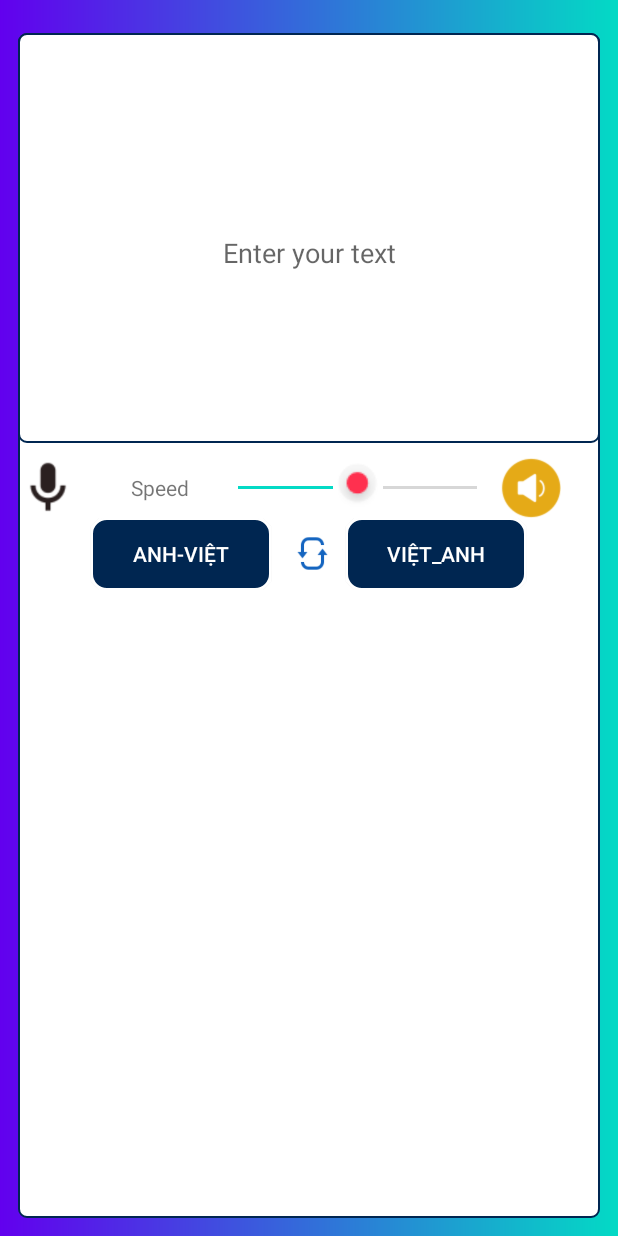
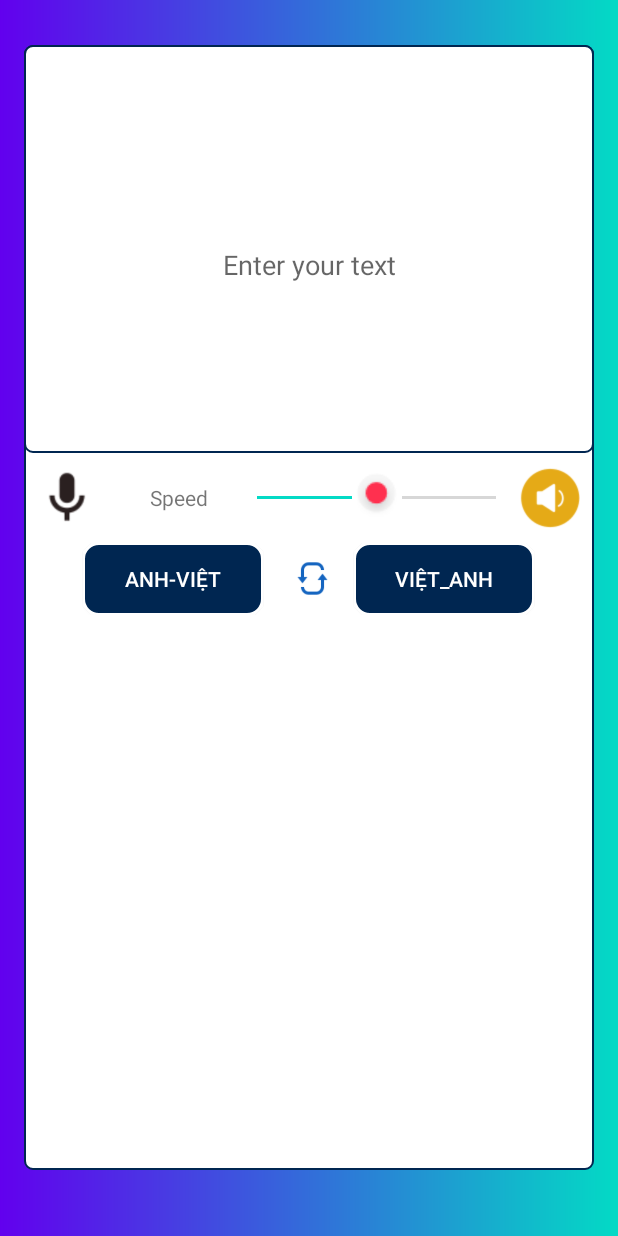
Before and after one commit to khanhtran-5851071033/TTCM_TranQuocKhanh, an Android app: the Translate screen opened directly, with no data from a screen before it, on a phone screen of 412 x 824 dp. Run offline under Robolectric (Android 15) with nearby library versions, the phone set to English and light mode, and no system bars; libraries missing offline, so code that uses them is left out: com.muddzdev.styleabletoastlibrary.

Commit message:
tải lên lần 11

```diff
--- a/app/src/main/java/com/example/dictionaryapp/test.java
+++ b/app/src/main/java/com/example/dictionaryapp/test.java
@@ -36,6 +36,8 @@ public class test extends AppCompatActivity {
     public static final String EXTRA_DIFFICULTY = "extraDifficulty";
     public static final String SHARED_PREFS = "sharedPrefs";
     public static final String KEY_HIGHSCORE = "keyHighscore";
+    Animation animation;
+    ImageView image_ani;
     private TextView textViewHighscore;
     private Spinner spinnerCategory;
     private Spinner spinnerDifficulty;
@@ -48,6 +50,9 @@ public class test extends AppCompatActivity {
         textViewHighscore = findViewById(R.id.text_view_highscore);
         spinnerCategory = findViewById(R.id.spinner_category);
         spinnerDifficulty = findViewById(R.id.spinner_difficulty);
+        image_ani=findViewById(R.id.img_ani);
+        animation=AnimationUtils.loadAnimation(this,R.anim.home_rigth_animation);
+        image_ani.setAnimation(animation);
         loadCategories();
         loadDifficultyLevels();
         loadHighscore();
--- a/app/src/main/java/com/example/dictionaryapp/viewTechnology.java
+++ b/app/src/main/java/com/example/dictionaryapp/viewTechnology.java
@@ -135,7 +135,7 @@ public class viewTechnology extends AppCompatActivity {
             }
         });
         txt_content.setText(themeArrayList.get(i).getContent());
-        txt_total_pages.setText("/"+String.valueOf(themeArrayList.size()));
+        txt_total_pages.setText("/"+themeArrayList.size());
         id=themeArrayList.get(i).getID();
         img_nexxt.setOnClickListener(new View.OnClickListener() {
             @Override
--- a/app/src/main/java/com/example/dictionaryapp/viewTest.java
+++ b/app/src/main/java/com/example/dictionaryapp/viewTest.java
@@ -5,6 +5,7 @@ import androidx.appcompat.app.AppCompatActivity;
 import android.content.Intent;
 import android.content.res.ColorStateList;
 import android.graphics.Color;
+import android.media.MediaPlayer;
 import android.os.Bundle;
 import android.os.CountDownTimer;
 import android.view.View;
@@ -56,6 +57,7 @@ public class viewTest extends AppCompatActivity {
     private boolean answered;
     private long backPressedTime;
     Animation animation_rotate ;
+     MediaPlayer mediaPlayer,mediaPlayer1;
     private ImageView img_lock;
     @Override
     protected void onCreate(Bundle savedInstanceState) {
@@ -73,6 +75,8 @@ public class viewTest extends AppCompatActivity {
         rb2 = findViewById(R.id.radio_button2);
         rb3 = findViewById(R.id.radio_button3);
         img_lock=findViewById(R.id.img);
+        mediaPlayer=MediaPlayer.create(this,R.raw.sound);
+        mediaPlayer1=MediaPlayer.create(this,R.raw.sound_right);
         buttonConfirmNext = findViewById(R.id.button_confirm_next);
         textColorDefaultRb = rb1.getTextColors();
         textColorDefaultCd = textViewCountDown.getTextColors();
@@ -175,9 +179,11 @@ public class viewTest extends AppCompatActivity {
         RadioButton rbSelected = findViewById(rbGroup.getCheckedRadioButtonId());
         int answerNr = rbGroup.indexOfChild(rbSelected) + 1;
         if (answerNr == currentQuestion.getAnswerNr()) {
+            mediaPlayer1.start();
             score++;
             textViewScore.setText("Score: " + score);
         }
+        else {mediaPlayer.start();}
         showSolution();
     }
     private void showSolution() {
--- a/app/src/main/res/drawable/back_ground_flash.xml
+++ b/app/src/main/res/drawable/back_ground_flash.xml
@@ -2,4 +2,5 @@
 <shape xmlns:android="http://schemas.android.com/apk/res/android" android:shape="rectangle" >
    <gradient android:startColor="@color/colorPrimary"
        android:endColor="@color/colorAccent" ></gradient>
+
 </shape>
--- a/app/src/main/res/layout/activity_remind_word.xml
+++ b/app/src/main/res/layout/activity_remind_word.xml
@@ -69,7 +69,7 @@
         android:id="@+id/lv_words"
         style="@android:style/Widget.DeviceDefault.ExpandableListView"
         android:layout_width="match_parent"
-        android:layout_height="531dp"
+        android:layout_height="550dp"
         android:layout_marginTop="10dp"
         android:background="@android:color/background_light"></ListView>
 
--- a/app/src/main/res/layout/activity_translate.xml
+++ b/app/src/main/res/layout/activity_translate.xml
@@ -1,25 +1,31 @@
 <?xml version="1.0" encoding="utf-8"?>
-<LinearLayout xmlns:android="http://schemas.android.com/apk/res/android"
+<ScrollView xmlns:android="http://schemas.android.com/apk/res/android"
     xmlns:app="http://schemas.android.com/apk/res-auto"
     xmlns:tools="http://schemas.android.com/tools"
     android:layout_width="match_parent"
     android:layout_height="match_parent"
     android:background="@drawable/back_ground_flash"
     android:orientation="vertical"
-    android:padding="12dp"
+    android:padding="0dp"
     tools:context=".Translate">
+
+    <LinearLayout
+        android:layout_width="380dp"
+        android:gravity="center"
+        android:layout_marginTop="30dp"
+        android:layout_gravity="center_horizontal"
+        android:layout_height="match_parent">
 
         <LinearLayout
             android:id="@+id/transitions_container1"
             android:layout_width="match_parent"
-        android:layout_height="match_parent"
-        android:layout_marginTop="10dp"
+            android:layout_height="wrap_content"
             android:background="@drawable/custom_text"
             android:orientation="vertical">
 
             <LinearLayout
                 android:layout_width="match_parent"
-            android:layout_height="273dp"
+                android:layout_height="272dp"
                 android:background="@drawable/custom_text"
                 android:orientation="vertical">
 
@@ -50,7 +56,7 @@
                 android:layout_width="match_parent"
                 android:layout_height="wrap_content"
                 android:layout_marginTop="10dp"
-            android:gravity="center_vertical"
+                android:gravity="center_horizontal|center_vertical"
                 android:orientation="horizontal">
 
                 <ImageView
@@ -86,6 +92,7 @@
             <LinearLayout
                 android:layout_width="match_parent"
                 android:layout_height="wrap_content"
+                android:layout_marginTop="10dp"
                 android:gravity="center_horizontal"
                 android:orientation="horizontal">
 
@@ -93,7 +100,7 @@
                     android:id="@+id/btn_anh_viet"
                     android:layout_width="120dp"
                     android:layout_height="wrap_content"
-                android:layout_marginRight="10dp"
+                    android:layout_marginRight="15dp"
                     android:background="@drawable/custom_line_setting"
                     android:text="Anh-Việt"
                     android:textColor="?attr/colorBackgroundFloating" />
@@ -110,7 +117,7 @@
                     android:id="@+id/btn_viet_anh"
                     android:layout_width="120dp"
                     android:layout_height="wrap_content"
-                android:layout_marginLeft="10dp"
+                    android:layout_marginLeft="15dp"
                     android:background="@drawable/custom_line_setting"
                     android:text="Việt_Anh"
                     android:textColor="?attr/colorBackgroundFloating" />
@@ -124,14 +131,12 @@
                 android:orientation="vertical"
                 android:visibility="invisible">
 
-            <TextView
+                <EditText
                     android:id="@+id/txt_output"
-                android:layout_width="350dp"
-                android:layout_height="277dp"
+                    android:layout_width="340dp"
+                    android:layout_height="350dp"
                     android:layout_gravity="center_horizontal"
-                android:background="@drawable/custom_row_theme"
-                android:padding="20dp"
-                android:paddingTop="30dp"
+                    android:background="@drawable/bg"
                     android:textAlignment="center"
                     android:textColor="@color/cardview_light_background"
                     android:textSize="18sp" />
@@ -140,3 +145,5 @@
 
         </LinearLayout>
     </LinearLayout>
+
+</ScrollView>
--- a/app/src/main/res/values/styles.xml
+++ b/app/src/main/res/values/styles.xml
@@ -3,9 +3,10 @@
     <!-- Base application theme. -->
     <style name="AppTheme" parent="Theme.AppCompat.Light.DarkActionBar">
         <!-- Customize your theme here. -->
+        <item name="colorAccent">@color/colorAccent</item>
         <item name="colorPrimary">@color/colorPrimary</item>
         <item name="colorPrimaryDark">@color/colorPrimaryDark</item>
-        <item name="colorAccent">@color/colorAccent</item>
+
         <item name="android:windowContentTransitions" tools:targetApi="lollipop">true</item>
     </style>
     <style name="exampleToast">
```
Also changed, not shown: app/src/main/java/com/example/dictionaryapp/Translate.java (+17 -0 lines), app/src/main/res/layout/activity_setting.xml (+10 -2 lines), app/src/main/res/layout/activity_test.xml (+5 -4 lines), app/src/main/res/layout/activity_view_technology.xml (+21 -10 lines), app/src/main/res/layout/activity_view_test.xml (+16 -6 lines), app/src/main/res/drawable-v24/ani.png (added), 2 other files. Lines whose indentation alone changed are shown as unchanged.
